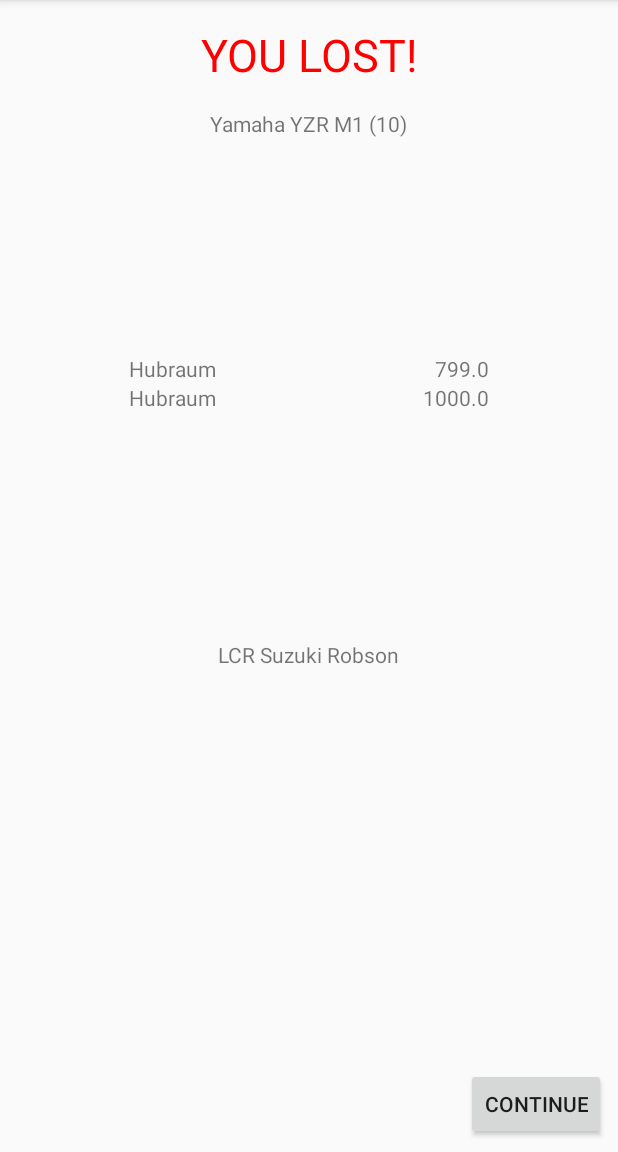
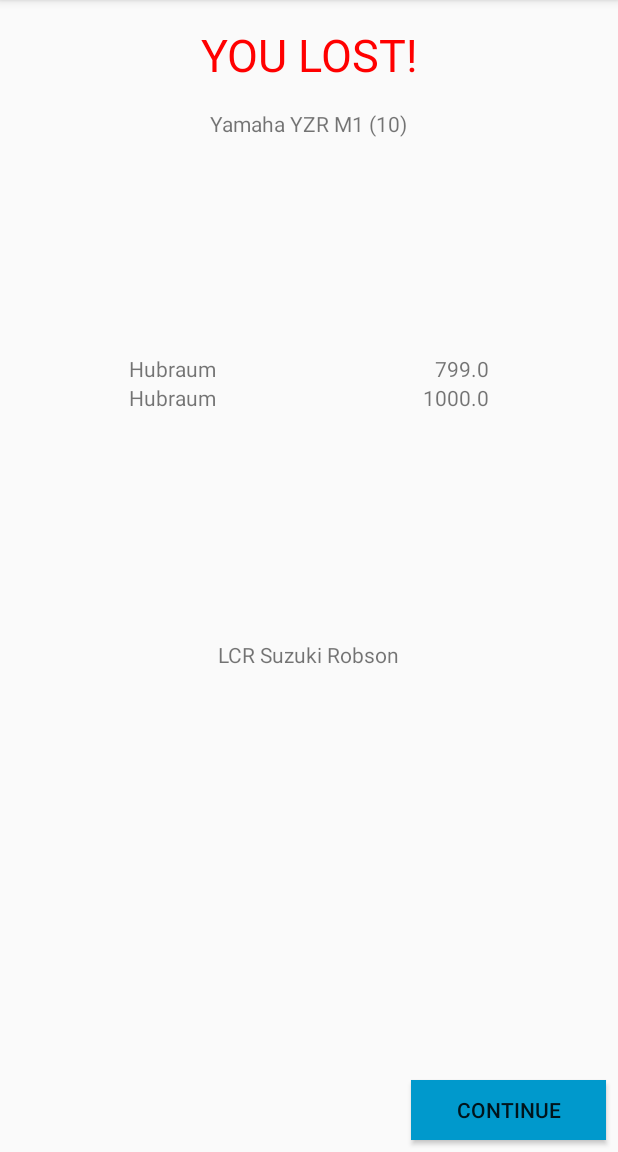
Before and after one commit to Paradoxon1994/Quartett1, an Android app: the screen it shows after launch (EndOfRound), after a tap on "NEW GAME", on a phone screen of 412 x 824 dp, the part 84-1236 px from its top. Run offline under Robolectric (Android 15) with nearby library versions, the phone set to English and light mode, and no system bars; libraries missing offline, so code that uses them is left out: junit.framework; 2 statements that could not run were skipped.

Commit message:
looking even more fancy!

```diff
--- a/app/src/main/res/layout/endofround.xml
+++ b/app/src/main/res/layout/endofround.xml
@@ -18,8 +18,7 @@
             android:layout_marginTop="16dp"
             android:layout_marginLeft="16dp"
             android:gravity="center"
-            android:textSize="30sp"
-            android:text="TEST ME PLEASE" />
+            android:textSize="30sp" />
 
 
         <TextView
@@ -28,8 +27,7 @@
             android:layout_height="wrap_content"
             android:layout_below="@+id/gameStateTextView"
             android:layout_marginTop="16dp"
-            android:layout_centerHorizontal="true"
-            android:text="Mercedes G-Klasse 4x4 squared" />
+            android:layout_centerHorizontal="true" />
 
         <ImageView
             android:id="@+id/ownCardImageView"
@@ -37,8 +35,7 @@
             android:layout_height="120dp"
             android:layout_centerHorizontal="true"
             android:layout_below="@+id/cardNameTextView"
-            android:layout_marginTop="8dp"
-            app:srcCompat="@mipmap/ic_launcher" />
+            android:layout_marginTop="8dp" />
 
         <TextView
             android:id="@+id/ownAttrNameTextView"
@@ -46,8 +43,7 @@
             android:layout_height="wrap_content"
             android:layout_alignStart="@+id/gameStateTextView"
             android:layout_below="@+id/ownCardImageView"
-            android:layout_marginTop="16dp"
-            android:text="Enter Attribute Here" />
+            android:layout_marginTop="16dp" />
 
         <TextView
             android:id="@+id/ownAttrValueTextView"
@@ -55,17 +51,14 @@
             android:layout_height="wrap_content"
             android:layout_marginLeft="8dp"
             android:layout_alignEnd="@+id/gameStateTextView"
-            android:layout_alignTop="@+id/ownAttrNameTextView"
-
-            android:text="19954" />
+            android:layout_alignTop="@+id/ownAttrNameTextView" />
 
         <TextView
             android:id="@+id/opponentAttrNameTextView"
             android:layout_width="wrap_content"
             android:layout_height="wrap_content"
             android:layout_alignStart="@+id/ownAttrNameTextView"
-            android:layout_below="@+id/ownAttrNameTextView"
-            android:text="Enter Attribute Here" />
+            android:layout_below="@+id/ownAttrNameTextView" />
 
         <TextView
             android:id="@+id/opponentAttrValueTextView"
@@ -73,8 +66,7 @@
             android:layout_height="wrap_content"
             android:layout_marginLeft="8dp"
             android:layout_alignTop="@+id/opponentAttrNameTextView"
-            android:layout_alignEnd="@+id/gameStateTextView"
-            android:text="19945" />
+            android:layout_alignEnd="@+id/gameStateTextView" />
 
         <ImageView
             android:id="@+id/opponentCardImageView"
@@ -82,8 +74,7 @@
             android:layout_height="120dp"
             android:layout_below="@+id/opponentAttrNameTextView"
             android:layout_marginTop="16dp"
-            android:layout_centerHorizontal="true"
-            app:srcCompat="@drawable/fidgetspinnertheme" />
+            android:layout_centerHorizontal="true" />
 
         <TextView
             android:id="@+id/opponentCardNameTextView"
@@ -91,18 +82,18 @@
             android:layout_height="wrap_content"
             android:layout_below="@+id/opponentCardImageView"
             android:layout_centerHorizontal="true"
-            android:layout_marginTop="16dp"
-            android:text="Fidget Spinner (Black Edition)" />
+            android:layout_marginTop="16dp" />
 
         <Button
             android:id="@+id/continueButton"
-            android:layout_width="wrap_content"
-            android:layout_height="wrap_content"
+            android:layout_width="130dp"
+            android:layout_height="40dp"
             android:layout_alignParentBottom="true"
             android:layout_alignParentEnd="true"
             android:layout_marginBottom="8dp"
-            android:layout_marginRight="8dp"
-            android:text="Continue" />
+            android:layout_marginEnd="8dp"
+            android:background="@android:color/holo_blue_dark"
+            android:text="CONTINUE"/>
 
 
 
--- a/app/src/main/res/layout/tab2cardoverview.xml
+++ b/app/src/main/res/layout/tab2cardoverview.xml
@@ -24,7 +24,6 @@
             android:layout_height="wrap_content"
             android:layout_above="@+id/nameTextView"
             android:layout_toStartOf="@+id/textView2"
-            android:text="4"
             android:textSize="30sp" />
 
         <TextView
@@ -43,7 +42,6 @@
             android:layout_height="wrap_content"
             android:layout_toEndOf="@+id/textView2"
             android:layout_alignBottom="@+id/leftArrowImageButton"
-            android:text="20"
             android:textSize="30sp" />
 
 
@@ -54,7 +52,6 @@
             android:layout_below="@+id/leftArrowImageButton"
             android:layout_centerHorizontal="true"
             android:layout_marginTop="16dp"
-            android:text="Mercedes G-Klasse 4x4 sqaured"
             android:textSize="18sp" />
 
         <ImageButton
```
Also changed, not shown: app/src/main/res/layout/endofgame.xml (+17 -18 lines), app/src/main/res/layout/ingame.xml (+0 -7 lines).
